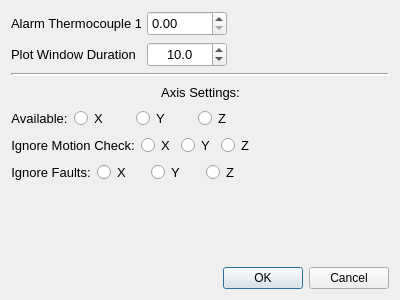
First picture: the form in src/ECM_gui/misc_dialogs/dialog_settings_editor.ui, repository dmherrington/ECM-Control-System, before the edit.
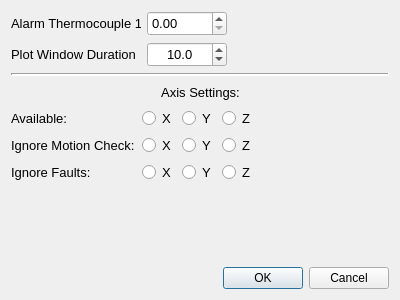
Second picture: the form after the edit.

```diff
--- a/src/ECM_gui/misc_dialogs/dialog_settings_editor.ui
+++ b/src/ECM_gui/misc_dialogs/dialog_settings_editor.ui
@@ -228,6 +228,18 @@
         <layout class="QFormLayout" name="formLayout">
          <item row="0" column="0">
           <widget class="QLabel" name="label_AvailableAxis">
+           <property name="minimumSize">
+            <size>
+             <width>125</width>
+             <height>20</height>
+            </size>
+           </property>
+           <property name="maximumSize">
+            <size>
+             <width>125</width>
+             <height>20</height>
+            </size>
+           </property>
            <property name="font">
             <font>
              <pointsize>10</pointsize>
@@ -237,7 +249,7 @@
             <string>Available:</string>
            </property>
            <property name="alignment">
-            <set>Qt::AlignCenter</set>
+            <set>Qt::AlignLeading|Qt::AlignLeft|Qt::AlignVCenter</set>
            </property>
           </widget>
          </item>
@@ -305,6 +317,18 @@
         <layout class="QFormLayout" name="formLayout_2">
          <item row="0" column="0">
           <widget class="QLabel" name="label_IgnoreMotion">
+           <property name="minimumSize">
+            <size>
+             <width>125</width>
+             <height>20</height>
+            </size>
+           </property>
+           <property name="maximumSize">
+            <size>
+             <width>125</width>
+             <height>20</height>
+            </size>
+           </property>
            <property name="font">
             <font>
              <pointsize>10</pointsize>
@@ -314,7 +338,7 @@
             <string>Ignore Motion Check:</string>
            </property>
            <property name="alignment">
-            <set>Qt::AlignCenter</set>
+            <set>Qt::AlignLeading|Qt::AlignLeft|Qt::AlignVCenter</set>
            </property>
           </widget>
          </item>
@@ -340,6 +364,18 @@
            </item>
            <item>
             <widget class="QRadioButton" name="radioButton_YMotion">
+             <property name="minimumSize">
+              <size>
+               <width>0</width>
+               <height>20</height>
+              </size>
+             </property>
+             <property name="maximumSize">
+              <size>
+               <width>16777215</width>
+               <height>20</height>
+              </size>
+             </property>
              <property name="font">
               <font>
                <pointsize>10</pointsize>
@@ -382,6 +418,18 @@
         <layout class="QFormLayout" name="formLayout_3">
          <item row="0" column="0">
           <widget class="QLabel" name="label_AvailableAxis_3">
+           <property name="minimumSize">
+            <size>
+             <width>125</width>
+             <height>20</height>
+            </size>
+           </property>
+           <property name="maximumSize">
+            <size>
+             <width>125</width>
+             <height>20</height>
+            </size>
+           </property>
            <property name="font">
             <font>
              <pointsize>10</pointsize>
@@ -391,7 +439,7 @@
             <string>Ignore Faults:</string>
            </property>
            <property name="alignment">
-            <set>Qt::AlignCenter</set>
+            <set>Qt::AlignLeading|Qt::AlignLeft|Qt::AlignVCenter</set>
            </property>
           </widget>
          </item>
```
Left out of the diff: 2 changed lines with no effect on the pictures.
